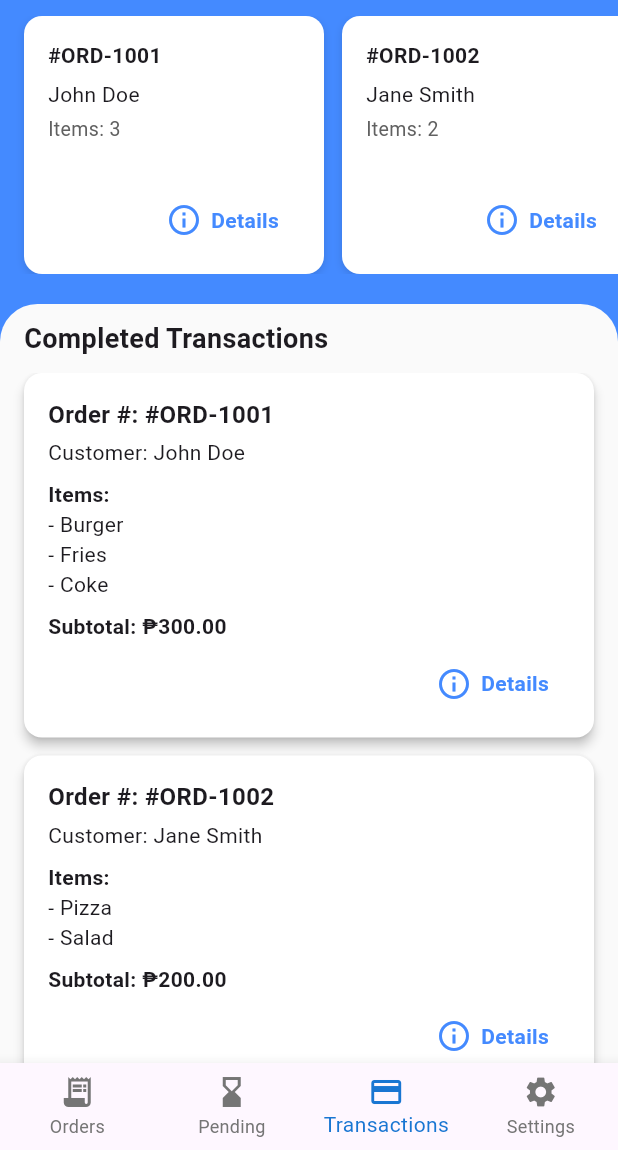
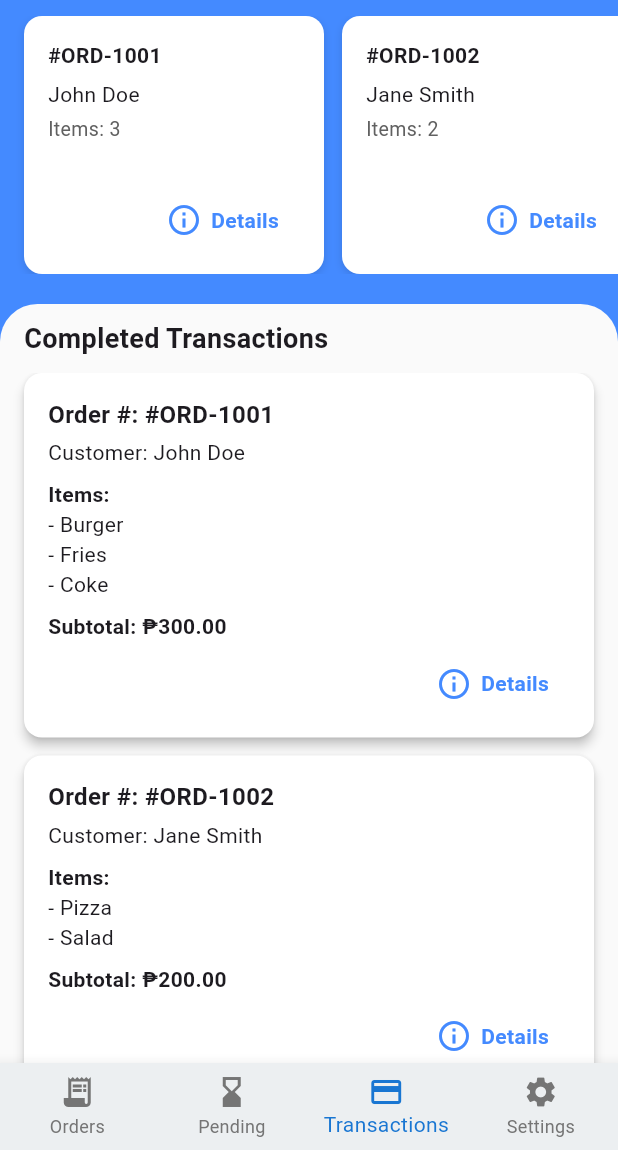
Before and after one commit to kurt0542/quick_pos, a Flutter app: the CashierMobileNavigation screen opened directly, item 3 of the bottom bar chosen, on a phone screen of 412 x 824 dp, the part 86-1236 px from its top. Run offline on Flutter 3.47's test engine with Material 3 defaults, Android fonts, the phone set to English and light mode, and no system bars; our stand-ins replace google_fonts.

Commit message:
added the function to the pending orders see all button as well as changed the color of the bottom navigation bar

```diff
--- a/lib/presentation/screens/cashier/cashier_mobile_navigation.dart
+++ b/lib/presentation/screens/cashier/cashier_mobile_navigation.dart
@@ -7,18 +7,12 @@ class CashierMobileNavigation extends StatefulWidget {
   const CashierMobileNavigation({super.key});
 
   @override
-  State<CashierMobileNavigation> createState() => _CashierMobileNavigationState();
+  State<CashierMobileNavigation> createState() =>
+      _CashierMobileNavigationState();
 }
 
 class _CashierMobileNavigationState extends State<CashierMobileNavigation> {
   int _selectedIndex = 0;
-
-  final List<Widget> _screens = [
-    Center(child: CashierMobileOrderScreen()),
-    Center(child: CashierMobilePendingScreen()),
-    Center(child: CashierMobileTransactionScreen()),
-    Center(child: Text("Settings Screen")),
-  ];
 
   void _onItemTapped(int index) {
     setState(() {
@@ -28,9 +22,21 @@ class _CashierMobileNavigationState extends State<CashierMobileNavigation> {
 
   @override
   Widget build(BuildContext context) {
+    final List<Widget> screens = [
+      const Center(child: CashierMobileOrderScreen()),
+      const Center(child: CashierMobilePendingScreen()),
+      Center(
+        child: CashierMobileTransactionScreen(
+          onSeeAllPending: () => _onItemTapped(1),
+        ),
+      ),
+      const Center(child: Text("Settings Screen")),
+    ];
+
     return Scaffold(
-      body: _screens[_selectedIndex],
+      body: screens[_selectedIndex],
       bottomNavigationBar: BottomNavigationBar(
+        backgroundColor: Colors.blueGrey[50],
         type: BottomNavigationBarType.fixed,
         currentIndex: _selectedIndex,
         onTap: _onItemTapped,
--- a/lib/presentation/screens/cashier/transactions/cashier_mobile_transaction_screen.dart
+++ b/lib/presentation/screens/cashier/transactions/cashier_mobile_transaction_screen.dart
@@ -4,7 +4,12 @@ import '../../../widgets/mini_pending_order_card.dart';
 import 'transaction_card.dart';
 
 class CashierMobileTransactionScreen extends StatefulWidget {
-  const CashierMobileTransactionScreen({super.key});
+  final VoidCallback? onSeeAllPending;
+
+  const CashierMobileTransactionScreen({
+    super.key,
+    this.onSeeAllPending,
+  });
 
   @override
   State<CashierMobileTransactionScreen> createState() =>
@@ -59,7 +64,7 @@ class _CashierMobileTransactionScreenState
                         ),
                       ),
                       TextButton(
-                        onPressed: () {},
+                        onPressed: widget.onSeeAllPending, // 👈 Use callback
                         child: Text(
                           "See All",
                           style: TextStyle(
```
